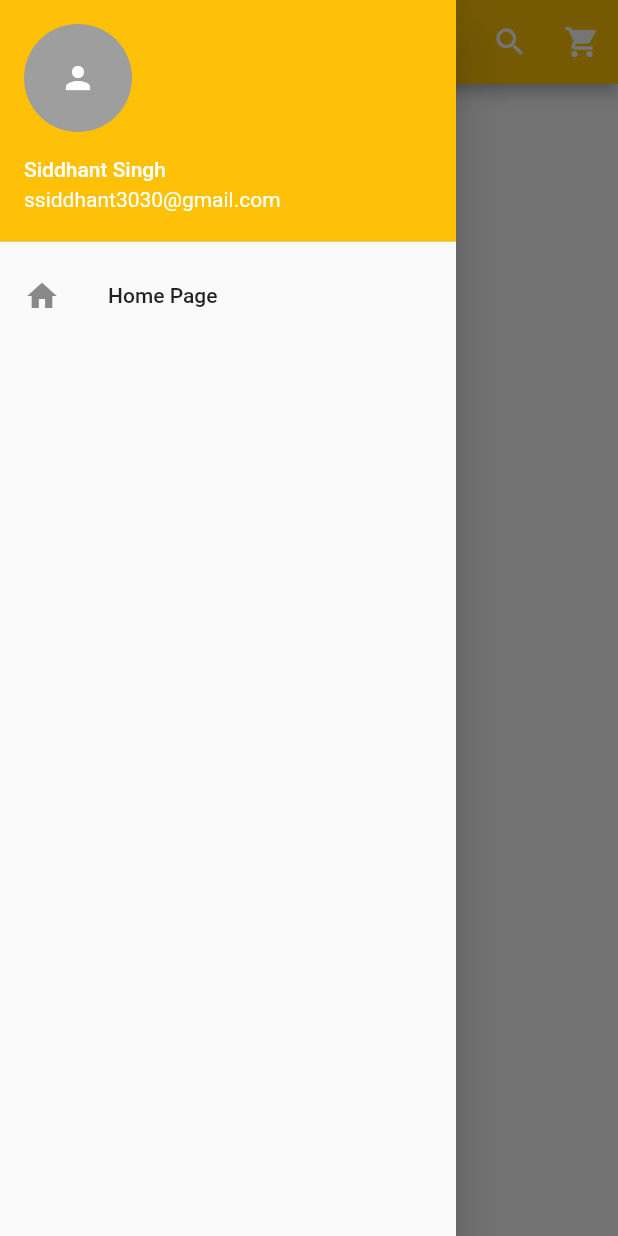
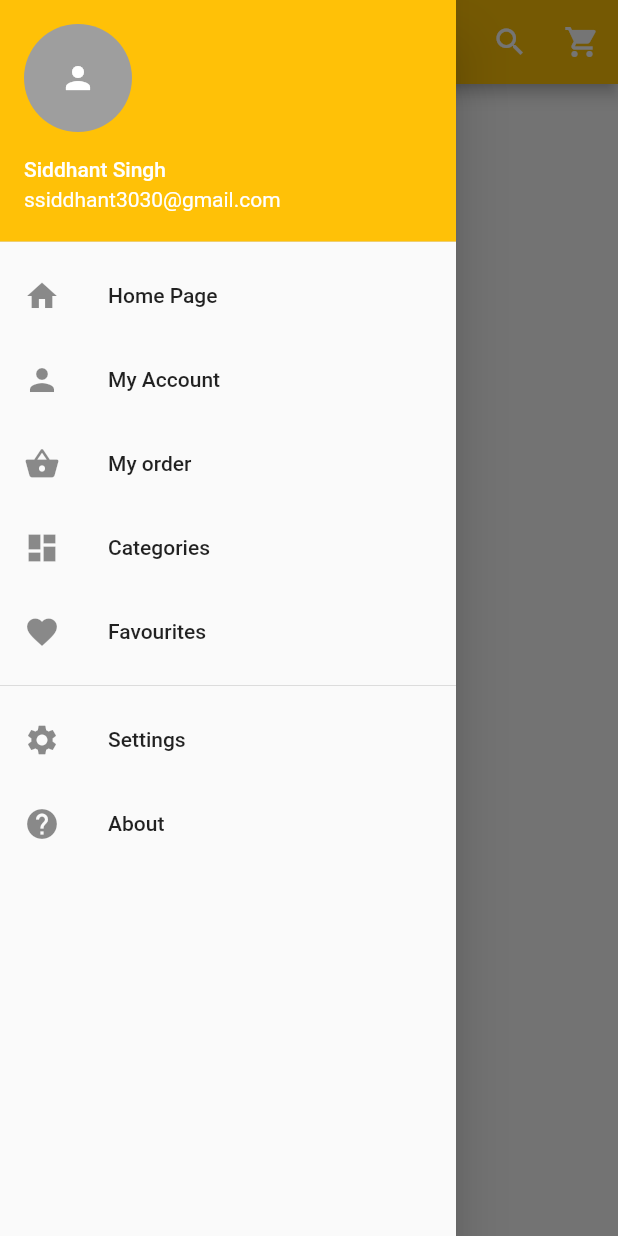
Before and after one commit to siddhant3030/flutter, a Flutter app: the screen it shows after launch, with the side drawer open, on a phone screen of 412 x 824 dp. Run offline on Flutter 3.47's test engine with Material 2 defaults, Android fonts, the phone set to English and light mode, and no system bars.

Commit message:
lists of InkWell added

```diff
--- a/first_app/lib/main.dart
+++ b/first_app/lib/main.dart
@@ -48,7 +48,62 @@ class _HomePageState extends State<HomePage> {
                  title: Text('Home Page'),
                  leading: Icon(Icons.home)
                ),
+             ),
+
+                InkWell(
+                 onTap: (){},
+                 child: ListTile(
+                 title: Text('My Account'),
+                 leading: Icon(Icons.person)
+               ),
+             ),
+
+
+   InkWell(
+                 onTap: (){},
+                 child: ListTile(
+                 title: Text('My order'),
+                 leading: Icon(Icons.shopping_basket)
+               ),
+             ),
+
+
+   InkWell(
+                 onTap: (){},
+                 child: ListTile(
+                 title: Text('Categories'),
+                 leading: Icon(Icons.dashboard)
+               ),
+             ),
+
+
+   InkWell(
+                 onTap: (){},
+                 child: ListTile(
+                 title: Text('Favourites'),
+                 leading: Icon(Icons.favorite)
+               ),
+             ),
+
+          Divider(),
+
+             InkWell(
+                 onTap: (){},
+                 child: ListTile(
+                 title: Text('Settings'),
+                 leading: Icon(Icons.settings)
+               ),
+             ),
+
+                InkWell(
+                 onTap: (){},
+                 child: ListTile(
+                 title: Text('About'),
+                 leading: Icon(Icons.help)
+               ),
              )
+
+
 
           ],
         ),
```
